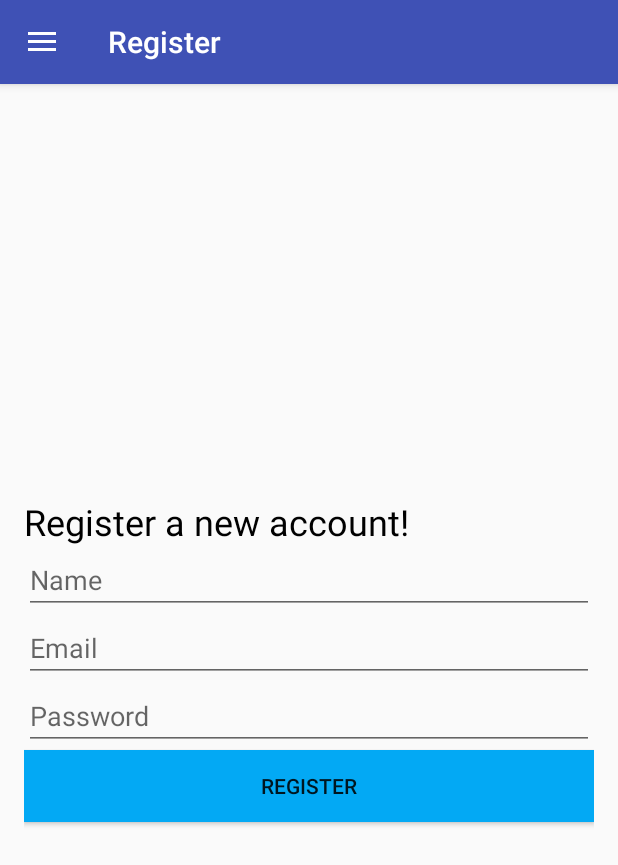
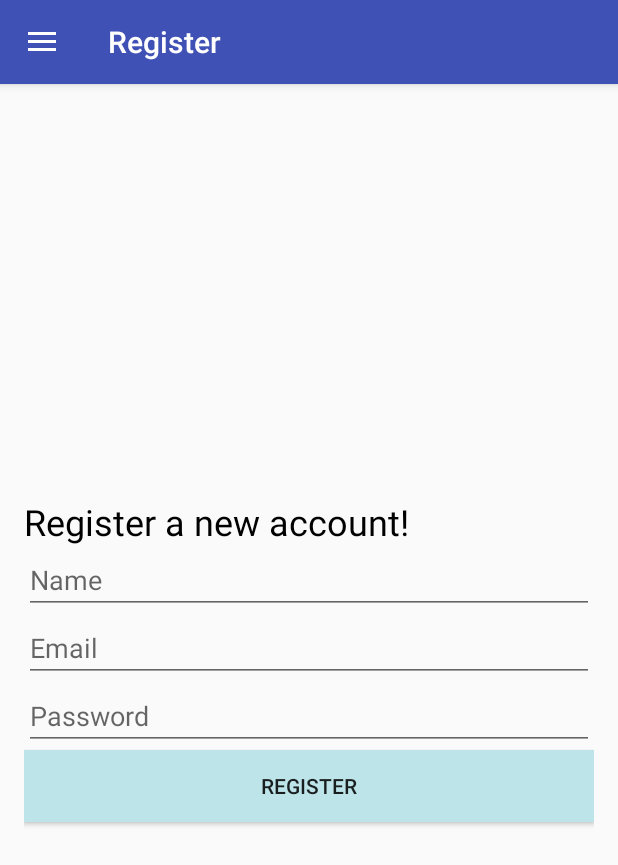
Before and after one commit to CheyanneSim/ForgetMeNotFinal, an Android app: the fragment RegisterFragment placed in its activity, on a phone screen of 412 x 824 dp. Shown: the top 865 px of the screen. Run offline under Robolectric (Android 15) with nearby library versions, the phone set to English and light mode, and no system bars; our stand-ins replace Firebase (no records; nobody signed in at launch, a user with empty details on screens opened directly); Roboto replaces fonts that are not available here.

Commit message:
Beautified a bit

```diff
--- a/app/src/main/java/com/example/forgetMeNot/HomeFragment.java
+++ b/app/src/main/java/com/example/forgetMeNot/HomeFragment.java
@@ -32,7 +32,7 @@ public class HomeFragment extends Fragment {
         @Override
         public void onViewCreated(View view, Bundle savedInstanceState) {
             super.onViewCreated(view, savedInstanceState);
-            getActivity().setTitle("Home Screen");
+            getActivity().setTitle("Home");
             mAuth = FirebaseAuth.getInstance();
 
             userEmailTV = view.findViewById(R.id.userEmail);
--- a/app/src/main/res/layout/fragment_login.xml
+++ b/app/src/main/res/layout/fragment_login.xml
@@ -35,7 +35,7 @@
         android:id="@+id/login"
         android:layout_width="match_parent"
         android:layout_height="wrap_content"
-        android:background="#03A9F4"
+        android:background="#BDE4E9"
         android:text="Login" />
 
     <TextView
--- a/app/src/main/res/layout/fragment_register.xml
+++ b/app/src/main/res/layout/fragment_register.xml
@@ -43,7 +43,7 @@
         android:id="@+id/register"
         android:layout_width="match_parent"
         android:layout_height="wrap_content"
-        android:background="#03A9F4"
+        android:background="#BDE4E9"
         android:text="Register" />
 
     <ProgressBar
```
